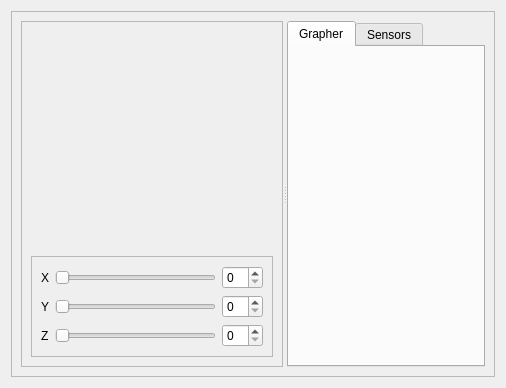
Above: Qt/my_programm/Get_acceleration_data/src/get_acceleration_data/ui/get_acceleration_data.ui from RinatB2017/mega_GIT before the change. Below: the same form after it.
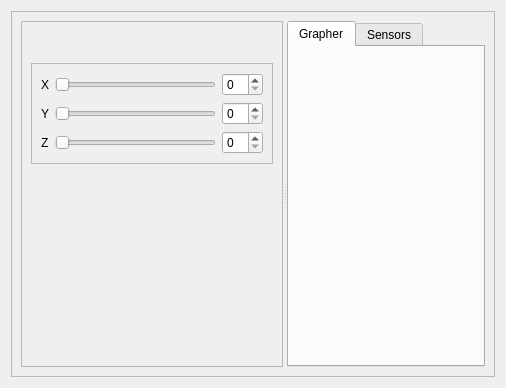
That is the form after the change. Custom widgets are drawn as their Qt base class.

```diff
--- a/Qt/my_programm/Get_acceleration_data/src/get_acceleration_data/ui/get_acceleration_data.ui
+++ b/Qt/my_programm/Get_acceleration_data/src/get_acceleration_data/ui/get_acceleration_data.ui
@@ -132,6 +132,19 @@
             </layout>
            </widget>
           </item>
+          <item>
+           <spacer name="verticalSpacer_2">
+            <property name="orientation">
+             <enum>Qt::Vertical</enum>
+            </property>
+            <property name="sizeHint" stdset="0">
+             <size>
+              <width>20</width>
+              <height>40</height>
+             </size>
+            </property>
+           </spacer>
+          </item>
          </layout>
         </widget>
         <widget class="QTabWidget" name="tabWidget">
@@ -205,18 +218,18 @@
   </layout>
  </widget>
  <customwidgets>
-  <customwidget>
-   <class>GrapherBox</class>
-   <extends>QWidget</extends>
-   <header>grapherbox.hpp</header>
-   <container>1</container>
-  </customwidget>
   <customwidget>
    <class>SerialBox5_fix_baudrate</class>
    <extends>QWidget</extends>
    <header>serialbox5_fix_baudrate.hpp</header>
    <container>1</container>
   </customwidget>
+  <customwidget>
+   <class>GrapherBox</class>
+   <extends>QWidget</extends>
+   <header>grapherbox.hpp</header>
+   <container>1</container>
+  </customwidget>
   <customwidget>
    <class>GLWidget</class>
    <extends>QWidget</extends>
```
Left out of the diff: 2 changed lines with no effect on the pictures.
